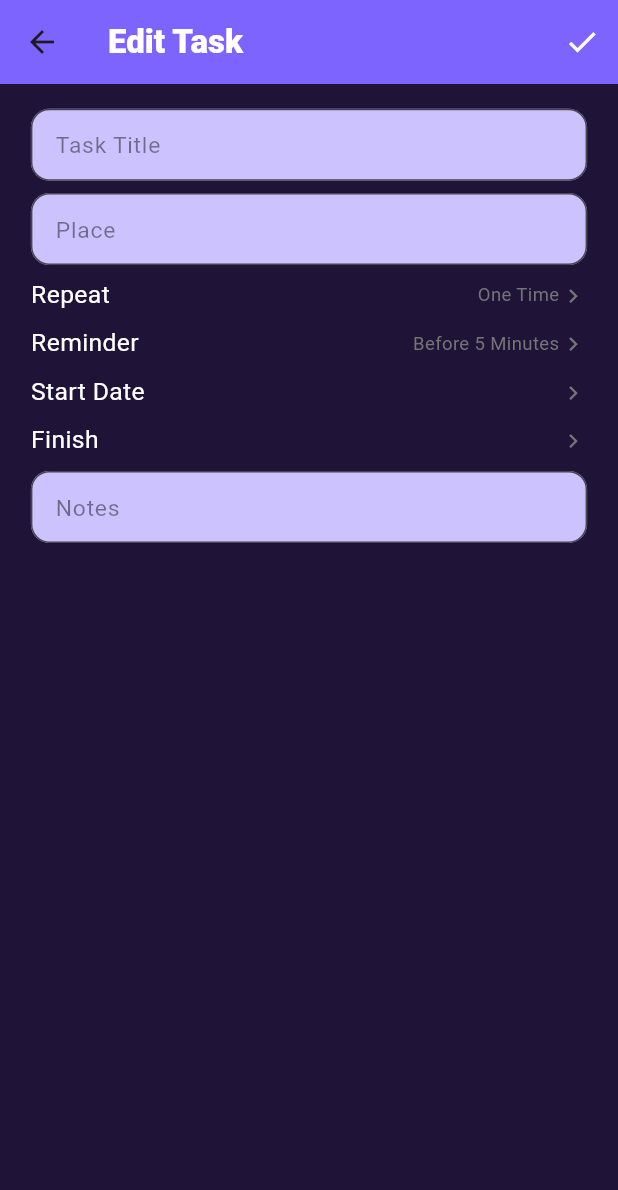
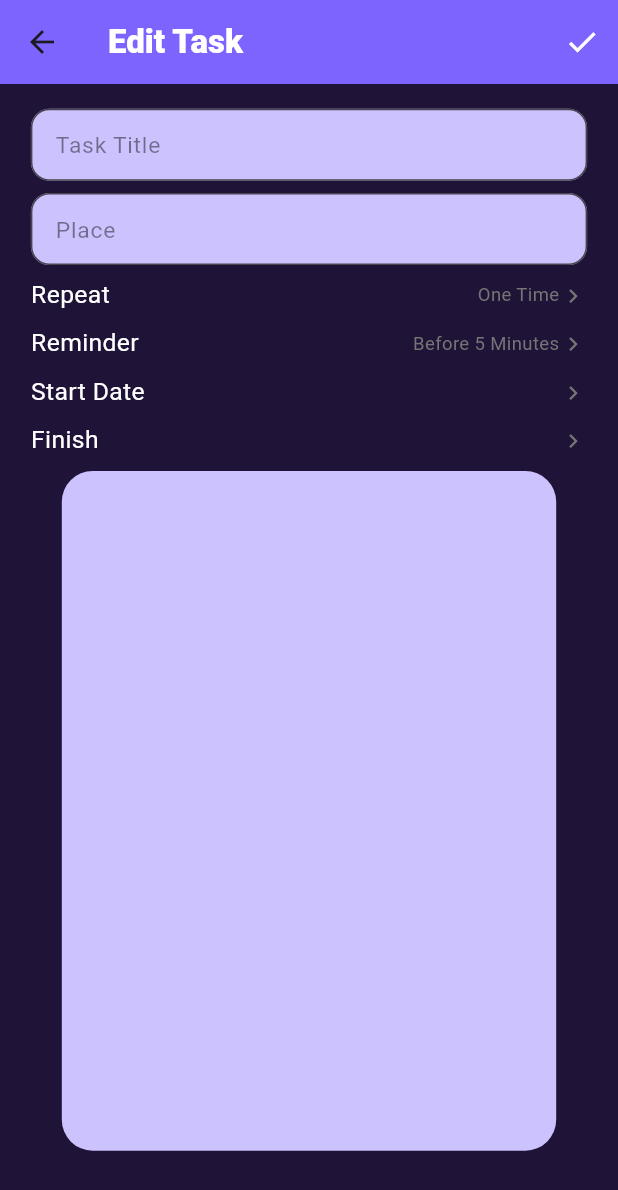
Before and after one commit to Abdullah-T3/to_do_list, a Flutter app: the EditTaskScreen screen opened directly with empty values, on a phone screen of 412 x 824 dp. Shown: the top 1190 px of the screen. Run offline on Flutter 3.47's test engine with Material 3 defaults, Android fonts, the phone set to English and light mode, and no system bars; our stand-ins replace bloc, flutter_bloc, flutter_dotenv, supabase_flutter; accounts and stored records are empty.

Commit message:
textField Ui

```diff
--- a/lib/MVVM/VIew_Models/Auth_View_Models/auth_cubit.dart
+++ b/lib/MVVM/VIew_Models/Auth_View_Models/auth_cubit.dart
@@ -2,6 +2,7 @@ import 'package:bloc/bloc.dart';
 import 'package:flutter/material.dart';
 import 'package:meta/meta.dart';
 import 'package:supabase_flutter/supabase_flutter.dart';
+import 'package:to_do_list_zagsystem/MVVM/Models/Auth_Models/AuthModel.dart';
 
 part 'auth_state.dart';
 
@@ -36,6 +37,7 @@ class AuthCubit extends Cubit<AuthState> {
           password: passwordController.text,
           email: emailController.text,
       );
+
 
         emit(AuthSuccess());
 
@@ -73,6 +75,7 @@ class AuthCubit extends Cubit<AuthState> {
         }
     );
 
+
     emit(AuthSuccess());
   } catch (e) {
     if (e is AuthException) {
--- a/lib/MVVM/Views/Screens/Edit_task/Edit_task_Screen.dart
+++ b/lib/MVVM/Views/Screens/Edit_task/Edit_task_Screen.dart
@@ -126,10 +126,21 @@ class EditTaskScreen extends StatelessWidget {
                           print(picked);
                         },
                       ),
-                      TextField(
-                        decoration: TextFieldStyles.inputDecoration(deviceinfo: deviceinfo, hintText: 'Notes'),
-                        controller: task.taskContent == null ? contentController : TextEditingController(text: task.taskContent),
-                      )
+
+
+                      Container(
+                          height: deviceinfo.screenHeight * 0.55,
+                          width: deviceinfo.screenWidth * 0.8,
+                          padding: EdgeInsetsDirectional.only(start: deviceinfo.screenWidth * 0.03, end: deviceinfo.screenWidth * 0.03),
+                          decoration: BoxDecoration(
+                            borderRadius: BorderRadius.circular(deviceinfo.screenWidth * 0.05),
+                            color: ColorsManager.textFieldColor,
+                          ),
+                          child: TextField(
+                              decoration: InputDecoration(
+                                border: InputBorder.none,
+                              ),
+                            controller: task.taskContent == null ? contentController : TextEditingController(text: task.taskContent),                          )),
                     ],
                   );
                 },
```
Also changed, not shown: lib/main.dart (+0 -32 lines).
